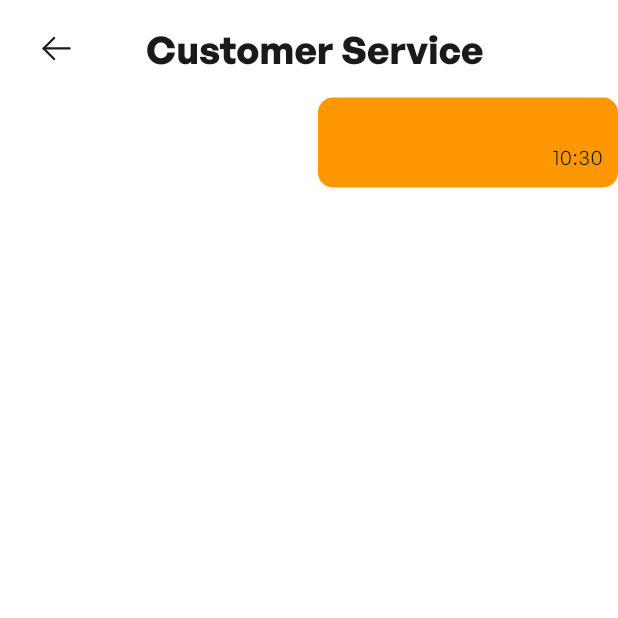
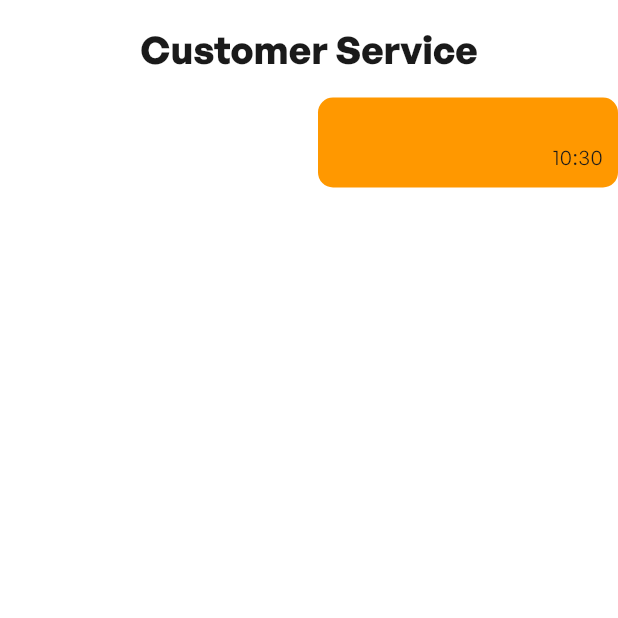
Before and after one commit to Javlonbek000/store-app, a Flutter app: the CustomerServiceView screen opened by its route, after a tap on the "send" icon, on a phone screen of 412 x 824 dp, the top half of it. Run offline on Flutter 3.47's test engine with Material 3 defaults, Android fonts, the phone set to English and light mode, and no system bars; our stand-ins replace cached_network_image, dio, equatable, flutter_bloc, flutter_map, flutter_screenutil and 11 more; accounts and stored records are empty; network calls fail; statements that could not run were skipped.

Commit message:
app_bar_fix

```diff
--- a/lib/features/common/widgets/store_app_bar.dart
+++ b/lib/features/common/widgets/store_app_bar.dart
@@ -28,6 +28,10 @@ class StoreAppBar extends StatelessWidget implements PreferredSizeWidget {
     return Size(double.infinity, height);
   }
 
+  bool canPop(BuildContext context) {
+    return GoRouter.of(context).canPop();
+  }
+
   @override
   Widget build(BuildContext context) {
     return Padding(
@@ -37,13 +41,13 @@ class StoreAppBar extends StatelessWidget implements PreferredSizeWidget {
       ),
       child: AppBar(
         toolbarHeight: toolbarHeight,
-        leading: Align(
+        leading: canPop(context) ? Align(
           alignment: Alignment.centerLeft,
           child: StoreIconButtonContainer(
             image: "assets/icons/back-arrow.svg",
             callback: () => context.pop(),
           ),
-        ),
+        ) : null,
         centerTitle: centerTitle,
         title: Text(
           title,
```
